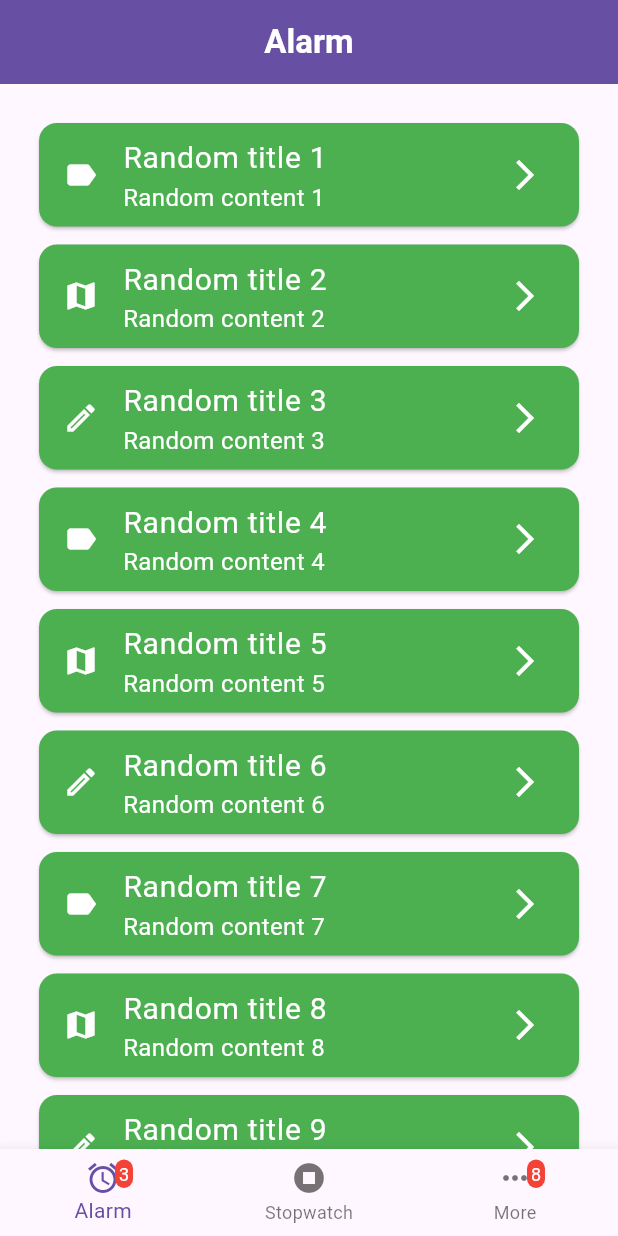
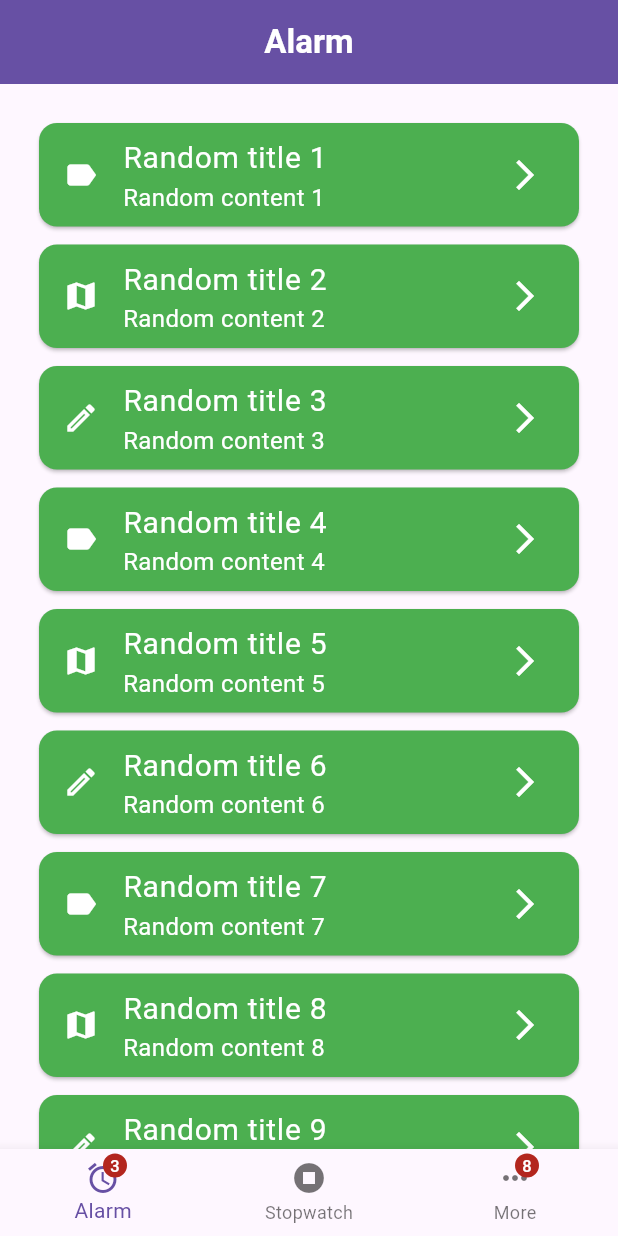
Before and after one commit to cu-apps/adaptable_scaffold, a Flutter app: the screen it shows after launch, on a phone screen of 412 x 824 dp. Run offline on Flutter 3.47's test engine with Material 3 defaults, Android fonts, the phone set to English and light mode, and no system bars.

Commit message:
Replace custom built badge with built in sdk supported Badge

```diff
--- a/lib/adaptable_scaffold.dart
+++ b/lib/adaptable_scaffold.dart
@@ -29,8 +29,7 @@ class AdaptableScaffold extends StatefulWidget {
       this.appBarBuilder,
       this.webBarBuilder,
       this.overlayWidget,
-      Key? key})
-      : super(key: key);
+      super.key});
 
   final int pageIndex;
   final Function(int)? onNavigationItemPressed;
@@ -184,35 +183,9 @@ class _AdaptableScaffoldState extends State<AdaptableScaffold> {
   List<BottomNavigationBarItem> _getBottomNavigationBarItems() {
     return _getTabBarNavItems()
         .map((e) => BottomNavigationBarItem(
-            icon: Stack(children: <Widget>[
-              Padding(
-                padding: const EdgeInsets.fromLTRB(8, 0, 8, 0),
-                child: e.icon,
-              ),
-              if (e.badgeCounter != null && e.badgeCounter != 0)
-                Positioned(
-                  right: 0,
-                  child: Container(
-                    padding: const EdgeInsets.all(1),
-                    decoration: BoxDecoration(
-                      color: Colors.red,
-                      borderRadius: BorderRadius.circular(6),
-                    ),
-                    constraints: const BoxConstraints(
-                      minWidth: 12,
-                      minHeight: 12,
-                    ),
-                    child: Text(
-                      e.badgeCounter.toString(),
-                      style: const TextStyle(
-                        color: Colors.white,
-                        fontSize: 12,
-                      ),
-                      textAlign: TextAlign.center,
-                    ),
-                  ),
-                )
-            ]),
+            icon: e.badgeCounter != null && e.badgeCounter != 0
+                ? Badge.count(count: e.badgeCounter!, child: e.icon)
+                : e.icon!,
             label: e.label))
         .toList();
   }
```
